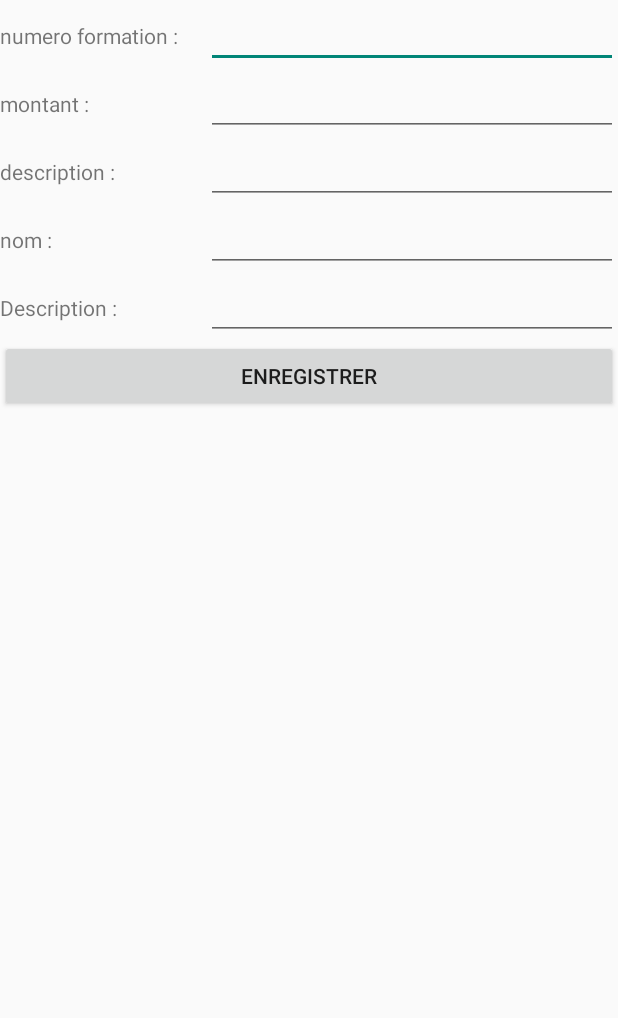
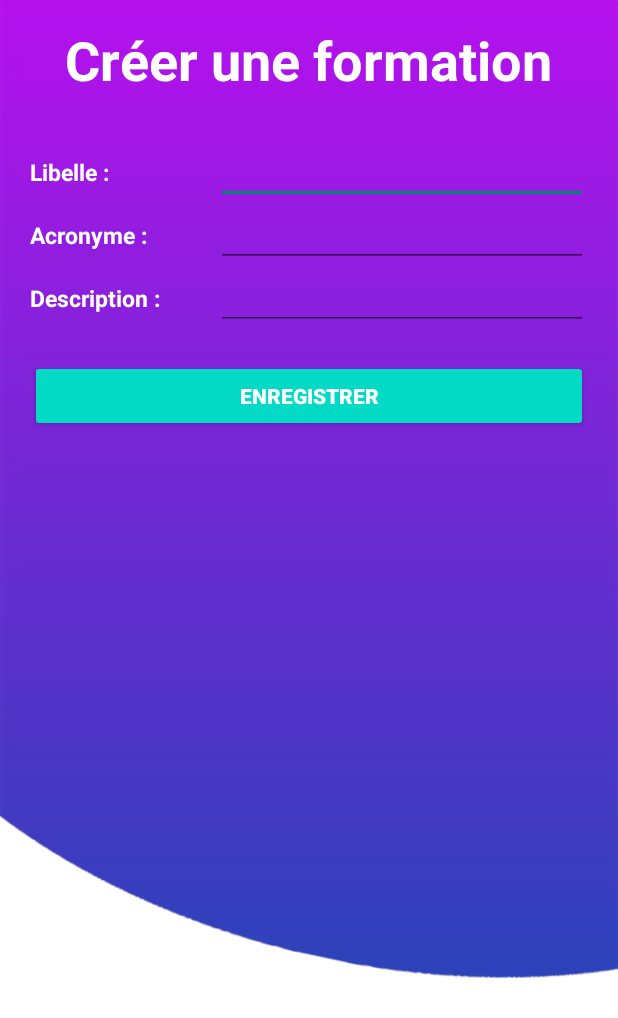
Before and after one commit to DameLi-0/CAFOMA-App, an Android app: the layout activity_formulaire.xml on its own in the app's theme, with its tools: preview values and no code run, on a phone screen of 412 x 824 dp. Shown: the top 1018 px of the screen. Run offline under Robolectric (Android 15) with nearby library versions, the phone set to English and light mode, and no system bars.

```diff
--- a/app/src/main/java/com/example/cafoma_app/controleur/ControleurServeur.java
+++ b/app/src/main/java/com/example/cafoma_app/controleur/ControleurServeur.java
@@ -42,7 +42,7 @@ public final class ControleurServeur implements Controleur {
 
     public void initUser(String username, String password, View view, Intent intent, Activity activity){
         accesDistant = new AccesDistant(intent, activity);
-        accesDistant.envoyerRequeteView("mdp" +"&login=" + username + "&password=" + password ,view);
+        accesDistant.envoyerRequeteView("login" +"&login=" + username + "&password=" + password ,view);
     }
     public User getUser(){ return user; }
 
--- a/app/src/main/java/com/example/cafoma_app/entite/User.java
+++ b/app/src/main/java/com/example/cafoma_app/entite/User.java
@@ -9,10 +9,10 @@ public class User {
     private String email;
     private String img;
     private String role;
-    private Boolean valid;
+    private String valid;
     private List<Formation> formationInscrit;
 
-    public User(Integer user_id,String login, String mdp, String email, String img, String role, Boolean valid){
+    public User(Integer user_id,String login, String mdp, String email, String img, String role, String valid){
         this.user_id = user_id;
         this.login = login;
         this.mdp = mdp;
@@ -21,12 +21,12 @@ public class User {
         this.role = role;
         this.valid = valid;
     }
-    public User(String login, Boolean valid) {
+    public User(String login, String valid) {
         this.login = login;
         this.valid = valid;
     }
 
-    public User(String login, Boolean verif, List<Formation> formationInscrit) {
+    public User(String login, String verif, List<Formation> formationInscrit) {
         this.valid = verif;
         this.login = login;
         this.formationInscrit=formationInscrit;
@@ -83,10 +83,10 @@ public class User {
         this.role = role;
     }
 
-    public Boolean getValid() {
+    public String getValid() {
         return valid;
     }
-    public void setValid(Boolean valid) {
+    public void setValid(String valid) {
         this.valid = valid;
     }
     public List<Formation> getFormationList(){
--- a/app/src/main/java/com/example/cafoma_app/model/AccesDistant.java
+++ b/app/src/main/java/com/example/cafoma_app/model/AccesDistant.java
@@ -106,7 +106,7 @@ public class AccesDistant implements ReponseAsyncItf {
         User user = null;
         List<Formation> formations = null;
             String login = jsonUser.getString("login");
-            Boolean verif = jsonUser.getBoolean("verif");
+            String verif = jsonUser.getString("verif");
             formations = parserFormationList(jsonUser.getJSONArray("formations"));
             if (jsonUser.getJSONArray("formations").getJSONObject(0).getInt("formation_id") == -1){
                 user = new User(login,verif);
--- a/app/src/main/java/com/example/cafoma_app/model/DatabaseOpenHelper.java
+++ b/app/src/main/java/com/example/cafoma_app/model/DatabaseOpenHelper.java
@@ -26,7 +26,7 @@ public class DatabaseOpenHelper extends SQLiteOpenHelper {
 			+ DESCRIPTION_FIELD + " TEXT NOT NULL,"
 			+ IMG_FIELD + " TEXT NOT NULL,"
 			+ VIDEO_FIELD + " TEXT NOT NULL);";
-	final private static String NAME_DB = "cafoma_bd";
+	final private static String NAME_DB = "cafoma";
 	final private static Integer VERSION = 1;
 	final private Context mContext;
 
--- a/app/src/main/java/com/example/cafoma_app/vue/ChoixListeActivity.java
+++ b/app/src/main/java/com/example/cafoma_app/vue/ChoixListeActivity.java
@@ -13,8 +13,6 @@ import com.example.cafoma_app.controleur.ControleurServeur;
 
 public class ChoixListeActivity extends AppCompatActivity {
     private static String TAG = "ChoixActivity";
-    private int mode;
-    private String titre;
     private Controleur controleur;
     private CardView titreViewFormationsListe;
     private CardView titreViewMesFormations;
@@ -29,10 +27,8 @@ public class ChoixListeActivity extends AppCompatActivity {
         titreViewMesFormations = (CardView) findViewById(R.id.titreId2);
         titreViewMesFavoris = (CardView) findViewById(R.id.titreId3);
         initChoix();
-
     }
     private void initChoix(){
-
         titreViewFormationsListe.setOnClickListener(new View.OnClickListener() {
         @Override
         public void onClick(View v) {
--- a/app/src/main/java/com/example/cafoma_app/vue/DetailActivity.java
+++ b/app/src/main/java/com/example/cafoma_app/vue/DetailActivity.java
@@ -39,7 +39,6 @@ public class DetailActivity extends AppCompatActivity {
     private ArrayAdapter<String> adapter;
     private ControleurBdd controleurBdd;
 
-    @SuppressLint("SetTextI18n")
     @Override
     protected void onCreate(Bundle savedInstanceState) {
         super.onCreate(savedInstanceState);
@@ -81,7 +80,7 @@ public class DetailActivity extends AppCompatActivity {
         if (mode == 1){
 
         }
-        if (mode ==2){
+        if (mode == 2){
             favori.setVisibility(View.VISIBLE);
             ajouterFavoris();
         }
--- a/app/src/main/res/layout/activity_formulaire.xml
+++ b/app/src/main/res/layout/activity_formulaire.xml
@@ -5,101 +5,112 @@
     android:layout_width="match_parent"
     android:layout_height="match_parent"
     android:orientation="vertical"
-    tools:context=".vue.FormulaireActivity">
+    tools:context=".vue.FormulaireActivity"
+    android:background="@drawable/background">
+
+    <TextView
+        android:id="@+id/titreId"
+        android:layout_width="wrap_content"
+        android:layout_height="wrap_content"
+        android:text="Créer une formation"
+        android:textColor="@color/white"
+        android:textSize="36sp"
+        android:textStyle="bold"
+        android:layout_gravity="center"
+        android:layout_marginTop="15dp"/>
 
     <LinearLayout
         android:layout_width="match_parent"
         android:layout_height="wrap_content"
-        android:orientation="horizontal">
+        android:orientation="horizontal"
+        android:layout_marginLeft="20sp"
+        android:layout_marginRight="20sp"
+        android:layout_marginTop="30dp">
 
         <TextView
             android:layout_width="0dp"
             android:layout_height="wrap_content"
             android:layout_weight="1"
-            android:text="numero formation :" />
+            android:textStyle="bold"
+            android:text="Libelle :"
+            android:textColor="@color/white"
+            android:textSize="15sp"/>
 
         <EditText
-            android:id="@+id/editNum"
+            android:id="@+id/editLibelle"
             android:layout_width="0dp"
             android:layout_height="wrap_content"
-            android:layout_weight="2" />
+            android:layout_weight="2"
+            android:textColor="@color/white"
+            android:textSize="15sp"/>
     </LinearLayout>
 
     <LinearLayout
         android:layout_width="match_parent"
         android:layout_height="wrap_content"
-        android:orientation="horizontal">
+        android:orientation="horizontal"
+        android:layout_marginLeft="20sp"
+        android:layout_marginRight="20sp">
 
         <TextView
             android:layout_width="0dp"
             android:layout_height="wrap_content"
             android:layout_weight="1"
-            android:text="montant :" />
+            android:textStyle="bold"
+            android:text="Acronyme :"
+            android:textColor="@color/white"
+            android:textSize="15sp"/>
 
         <EditText
-            android:id="@+id/editMontant"
+            android:id="@+id/editAcronyme"
             android:layout_width="0dp"
             android:layout_height="wrap_content"
-            android:layout_weight="2" />
+            android:layout_weight="2"
+            android:textColor="@color/white"
+            android:textSize="15sp"/>
     </LinearLayout>
 
     <LinearLayout
         android:layout_width="match_parent"
         android:layout_height="wrap_content"
-        android:orientation="horizontal">
+        android:orientation="horizontal"
+        android:layout_marginLeft="20sp"
+        android:layout_marginRight="20sp">
 
         <TextView
             android:layout_width="0dp"
             android:layout_height="wrap_content"
             android:layout_weight="1"
-            android:text="description :" />
+            android:text="Description :"
+            android:textStyle="bold"
+            android:textColor="@color/white"
+            android:textSize="15sp"/>
 
         <EditText
             android:id="@+id/editDescription"
             android:layout_width="0dp"
             android:layout_height="wrap_content"
-            android:layout_weight="2" />
-    </LinearLayout>
-
-    <LinearLayout
-        android:layout_width="match_parent"
-        android:layout_height="wrap_content"
-        android:orientation="horizontal">
-
-        <TextView
-            android:layout_width="0dp"
-            android:layout_height="wrap_content"
-            android:layout_weight="1"
-            android:text="nom :" />
-
-        <EditText
-            android:id="@+id/editNom"
-            android:layout_width="0dp"
-            android:layout_height="wrap_content"
-            android:layout_weight="2" />
-    </LinearLayout>
-
-    <LinearLayout
-        android:layout_width="match_parent"
-        android:layout_height="wrap_content"
-        android:orientation="horizontal">
-
-        <TextView
-            android:layout_width="0dp"
-            android:layout_height="wrap_content"
-            android:layout_weight="1"
-            android:text="Description :" />
-
-        <EditText
-            android:id="@+id/editDescription"
-            android:layout_width="0dp"
-            android:layout_height="wrap_content"
-            android:layout_weight="2" />
+            android:layout_weight="2"
+            android:textColor="@color/white"
+            android:textSize="15sp"/>
     </LinearLayout>
 
     <Button
         android:id="@+id/btnEnregistrer"
         android:layout_width="match_parent"
         android:layout_height="wrap_content"
-        android:text="Enregistrer" />
+        android:layout_alignParentStart="true"
+        android:layout_alignParentLeft="true"
+        android:layout_alignParentEnd="true"
+        android:layout_alignParentRight="true"
+        android:layout_centerHorizontal="true"
+        android:layout_marginStart="20dp"
+        android:layout_marginTop="20dp"
+        android:layout_marginEnd="20dp"
+        android:layout_marginBottom="20dp"
+        android:backgroundTint="@color/design_default_color_secondary"
+        android:text="Enregistrer"
+        android:textStyle="bold"
+        android:textColor="@color/white"/>
+
 </LinearLayout>
--- a/app/src/main/res/layout/activity_liste.xml
+++ b/app/src/main/res/layout/activity_liste.xml
@@ -5,19 +5,26 @@
     android:layout_width="match_parent"
     android:layout_height="match_parent"
     tools:context=".vue.ListeActivity"
-    android:orientation="vertical">
+    android:orientation="vertical"
+    android:background="@drawable/background">
 
     <TextView
         android:id="@+id/titreId"
-        android:layout_width="match_parent"
+        android:layout_width="wrap_content"
         android:layout_height="wrap_content"
         android:text="Formation"
-        android:textSize="34sp" />
+        android:textColor="@color/white"
+        android:textSize="36sp"
+        android:textStyle="bold"
+        android:layout_gravity="center"
+        android:layout_marginTop="15dp"
+        />
 
     <ListView
         android:id="@+id/listView"
         android:layout_width="match_parent"
         android:layout_height="wrap_content"
+        android:layout_marginTop="20dp"
         />
 
 </LinearLayout>
```
